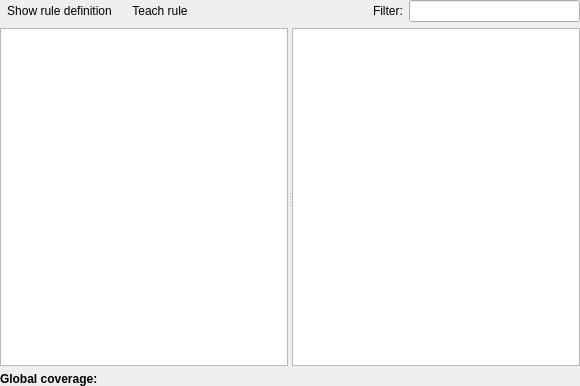
Qt form src/chatbot/front-end/scriptcoveragewidget.ui (lvklabs/chatbot) before a commit.
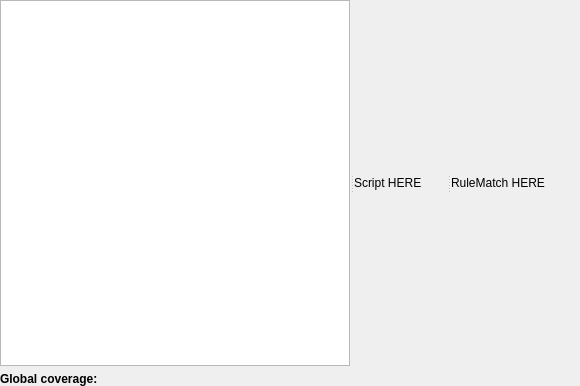
The same form after that commit. Icons and pictures are not drawn. Custom widgets are drawn as their Qt base class.

The edit to the form file:
```diff
--- a/src/chatbot/front-end/scriptcoveragewidget.ui
+++ b/src/chatbot/front-end/scriptcoveragewidget.ui
@@ -17,90 +17,7 @@
    <property name="margin">
     <number>0</number>
    </property>
-   <item row="0" column="0">
-    <layout class="QHBoxLayout" name="toolbarLayout">
-     <item>
-      <widget class="QToolButton" name="showRuleButton">
-       <property name="toolTip">
-        <string>Show rule definition</string>
-       </property>
-       <property name="text">
-        <string>Show rule definition</string>
-       </property>
-       <property name="icon">
-        <iconset resource="../res/chatbot_theme.qrc">
-         <normaloff>:/icons/show_rule.png</normaloff>:/icons/show_rule.png</iconset>
-       </property>
-       <property name="iconSize">
-        <size>
-         <width>24</width>
-         <height>24</height>
-        </size>
-       </property>
-       <property name="autoRaise">
-        <bool>true</bool>
-       </property>
-      </widget>
-     </item>
-     <item>
-      <widget class="QToolButton" name="teachRuleButton">
-       <property name="enabled">
-        <bool>true</bool>
-       </property>
-       <property name="toolTip">
-        <string>Teach rule from current message</string>
-       </property>
-       <property name="text">
-        <string>Teach rule</string>
-       </property>
-       <property name="icon">
-        <iconset resource="../res/chatbot_theme.qrc">
-         <normaloff>:/icons/add_rule_history.png</normaloff>:/icons/add_rule_history.png</iconset>
-       </property>
-       <property name="iconSize">
-        <size>
-         <width>24</width>
-         <height>24</height>
-        </size>
-       </property>
-       <property name="autoRaise">
-        <bool>true</bool>
-       </property>
-      </widget>
-     </item>
-     <item>
-      <spacer name="toolbarSpacer">
-       <property name="orientation">
-        <enum>Qt::Horizontal</enum>
-       </property>
-       <property name="sizeHint" stdset="0">
-        <size>
-         <width>40</width>
-         <height>20</height>
-        </size>
-       </property>
-      </spacer>
-     </item>
-     <item>
-      <widget class="QLabel" name="filterLabel">
-       <property name="text">
-        <string>Filter:</string>
-       </property>
-      </widget>
-     </item>
-     <item>
-      <widget class="Lvk::FE::LineFilterEdit" name="filter">
-       <property name="maximumSize">
-        <size>
-         <width>180</width>
-         <height>16777215</height>
-        </size>
-       </property>
-      </widget>
-     </item>
-    </layout>
-   </item>
-   <item row="2" column="0">
+   <item row="1" column="0">
     <widget class="QLabel" name="coverageLabel">
      <property name="font">
       <font>
@@ -113,7 +30,7 @@
      </property>
     </widget>
    </item>
-   <item row="1" column="0">
+   <item row="0" column="0">
     <widget class="QSplitter" name="splitter">
      <property name="sizePolicy">
       <sizepolicy hsizetype="Expanding" vsizetype="Expanding">
@@ -132,12 +49,14 @@
        </sizepolicy>
       </property>
      </widget>
-     <widget class="QTableWidget" name="scriptDetailsTable">
-      <property name="sizePolicy">
-       <sizepolicy hsizetype="Expanding" vsizetype="Expanding">
-        <horstretch>0</horstretch>
-        <verstretch>0</verstretch>
-       </sizepolicy>
+     <widget class="QLabel" name="label">
+      <property name="text">
+       <string>Script HERE</string>
+      </property>
+     </widget>
+     <widget class="QLabel" name="label_2">
+      <property name="text">
+       <string>RuleMatch HERE</string>
       </property>
      </widget>
     </widget>
@@ -154,15 +73,6 @@
    </property>
   </action>
  </widget>
- <customwidgets>
-  <customwidget>
-   <class>Lvk::FE::LineFilterEdit</class>
-   <extends>QLineEdit</extends>
-   <header>front-end/linefilteredit.h</header>
-  </customwidget>
- </customwidgets>
- <resources>
-  <include location="../res/chatbot_theme.qrc"/>
- </resources>
+ <resources/>
  <connections/>
 </ui>
```
